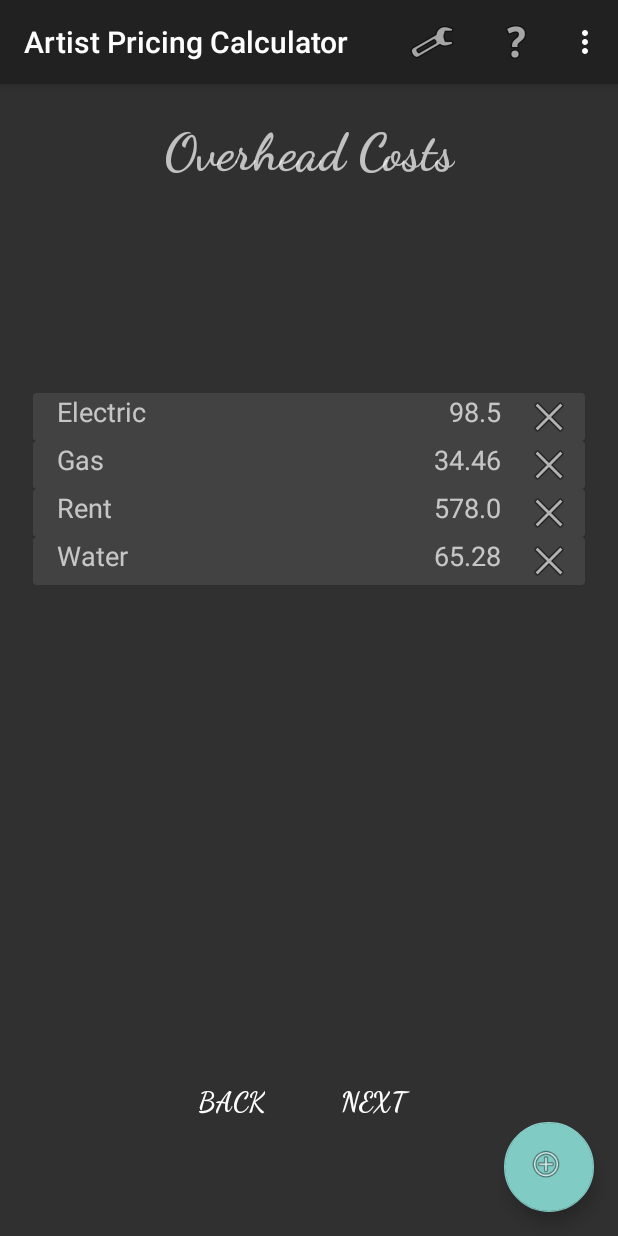
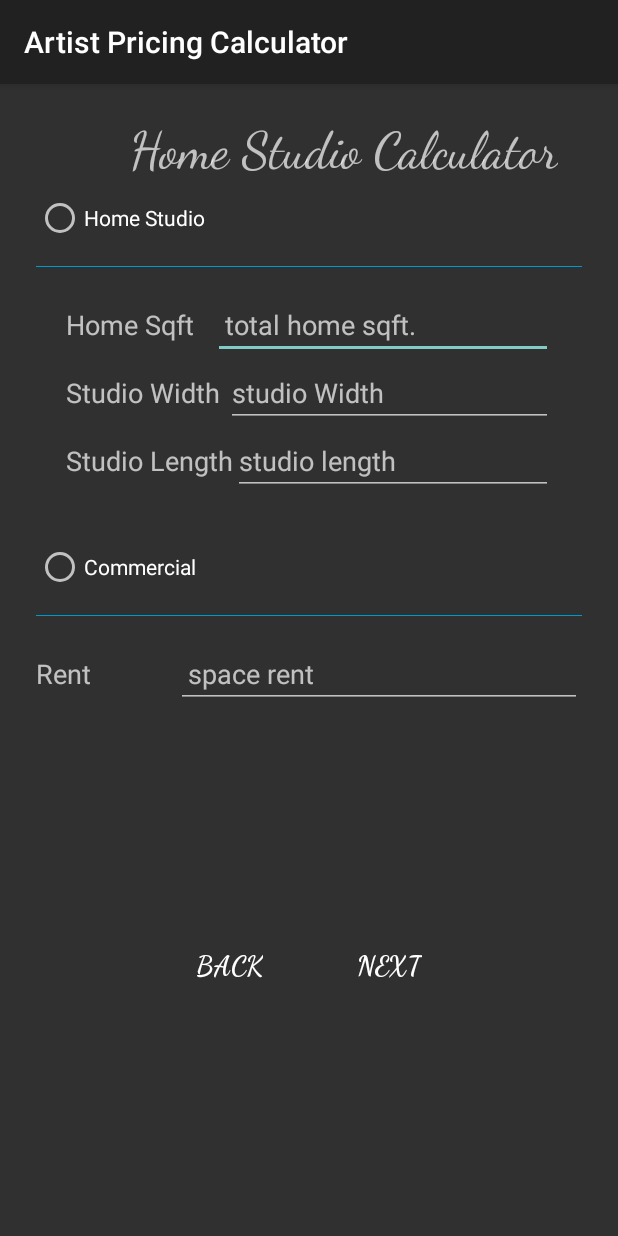
Before and after one commit to Monotoba/ArtistPricingCalculator, an Android app: the screen it shows after launch (OverheadActivity before the commit, StudioTypeActivity after it), after a tap on "Settings", on a phone screen of 412 x 824 dp. Run offline under Robolectric (Android 15) with nearby library versions, the phone set to English and light mode, and no system bars.

Commit message:
Added Studio Type Page

```diff
--- a/app/build.gradle
+++ b/app/build.gradle
@@ -19,6 +19,7 @@ android {
     }
 }
 
+
 dependencies {
     implementation fileTree(dir: 'libs', include: ['*.jar'])
     implementation 'com.android.support:appcompat-v7:26.1.0'
--- a/app/src/main/AndroidManifest.xml
+++ b/app/src/main/AndroidManifest.xml
@@ -60,7 +60,8 @@
         <activity android:name=".HomeStudioCalcActivity" />
         <activity
             android:name=".SettingsActivity"
-            android:label="@string/title_activity_settings"></activity>
+            android:label="@string/title_activity_settings" />
+        <activity android:name=".StudioTypeActivity"></activity>
     </application>
 
 </manifest>
--- a/app/src/main/java/com/example/randy/artistpricingcalculator/BaseActivity.java
+++ b/app/src/main/java/com/example/randy/artistpricingcalculator/BaseActivity.java
@@ -44,8 +44,10 @@ public class BaseActivity extends AppCompatActivity {
 
         switch(item.getItemId()) {
             case R.id.mnu_action_configuration:
-                Intent overheadIntent = new Intent(this, OverheadActivity.class);
-                startActivity(overheadIntent);
+//                Intent overheadIntent = new Intent(this, OverheadActivity.class);
+//                startActivity(overheadIntent);
+                Intent studioIntent = new Intent(this, StudioTypeActivity.class);
+                startActivity(studioIntent);
                 break;
 
             case R.id.mnu_action_help:
--- /dev/null
+++ b/app/src/main/java/com/example/randy/artistpricingcalculator/StudioTypeActivity.java
@@ -0,0 +1,26 @@
+package com.example.randy.artistpricingcalculator;
+
+import android.content.Intent;
+import android.support.v7.app.AppCompatActivity;
+import android.os.Bundle;
+import android.view.View;
+
+public class StudioTypeActivity extends AppCompatActivity {
+
+    @Override
+    protected void onCreate(Bundle savedInstanceState) {
+        super.onCreate(savedInstanceState);
+        setContentView(R.layout.activity_studio_type);
+    }
+
+
+    public void onNext(View view) {
+        Intent overheadIntent = new Intent(this, OverheadActivity.class);
+        startActivity(overheadIntent);
+    }
+
+
+    public void onBack(View view) {
+        finish();
+    }
+}
--- /dev/null
+++ b/app/src/main/res/layout/activity_studio_type.xml
@@ -0,0 +1,257 @@
+<?xml version="1.0" encoding="utf-8"?>
+<android.support.constraint.ConstraintLayout xmlns:android="http://schemas.android.com/apk/res/android"
+    xmlns:app="http://schemas.android.com/apk/res-auto"
+    xmlns:tools="http://schemas.android.com/tools"
+    android:layout_width="match_parent"
+    android:layout_height="match_parent"
+    tools:context="com.example.randy.artistpricingcalculator.StudioTypeActivity">
+
+
+    <TextView
+        android:id="@+id/tv_studio_type_page_title"
+        android:layout_width="wrap_content"
+        android:layout_height="wrap_content"
+        android:layout_marginEnd="8dp"
+        android:layout_marginStart="8dp"
+        android:layout_marginTop="24dp"
+        android:fontFamily="cursive"
+        android:text="Home Studio Calculator"
+        android:textAppearance="@style/TextAppearance.AppCompat.Display1"
+        android:typeface="serif"
+        app:layout_constraintEnd_toEndOf="parent"
+        app:layout_constraintHorizontal_bias="0.712"
+        app:layout_constraintStart_toStartOf="parent"
+        app:layout_constraintTop_toTopOf="parent" />
+
+    <RadioButton
+        android:id="@+id/radioButton"
+        android:layout_width="wrap_content"
+        android:layout_height="wrap_content"
+        android:layout_marginStart="24dp"
+        android:layout_marginTop="8dp"
+        android:text="Home Studio"
+        app:layout_constraintStart_toStartOf="parent"
+        app:layout_constraintTop_toBottomOf="@+id/tv_studio_type_page_title" />
+
+    <ImageView
+        android:id="@+id/iv_bar1"
+        android:layout_width="match_parent"
+        android:layout_height="wrap_content"
+        android:layout_marginEnd="24dp"
+        android:layout_marginStart="24dp"
+        android:paddingBottom="8dp"
+        android:paddingTop="16dp"
+        app:layout_constraintEnd_toEndOf="parent"
+        app:layout_constraintStart_toStartOf="parent"
+        app:layout_constraintTop_toBottomOf="@+id/radioButton"
+        app:srcCompat="@android:color/holo_blue_dark" />
+
+    <LinearLayout
+        android:id="@+id/ll_studio_type_container"
+        android:layout_width="wrap_content"
+        android:layout_height="wrap_content"
+        android:layout_marginEnd="16dp"
+        android:layout_marginStart="16dp"
+        android:layout_marginTop="8dp"
+        android:orientation="vertical"
+        android:paddingEnd="8dp"
+        android:paddingStart="8dp"
+        app:layout_constraintEnd_toEndOf="parent"
+        app:layout_constraintStart_toStartOf="parent"
+        app:layout_constraintTop_toBottomOf="@+id/iv_bar1">
+
+        <LinearLayout
+            android:layout_width="match_parent"
+            android:layout_height="wrap_content"
+            android:orientation="horizontal">
+
+            <TextView
+                android:id="@+id/tv_home_sqft_label"
+                android:layout_width="wrap_content"
+                android:layout_height="wrap_content"
+                android:layout_weight="1"
+                android:text="Home Sqft"
+                android:textAppearance="@style/TextAppearance.AppCompat.Medium" />
+
+            <EditText
+                android:id="@+id/et_home_sqft_value"
+                android:layout_width="wrap_content"
+                android:layout_height="wrap_content"
+                android:layout_weight="1"
+                android:ems="10"
+                android:hint="total home sqft."
+                android:inputType="number|numberDecimal"
+                android:nextFocusDown="@id/et_studio_width_value"
+                android:paddingStart="8dp" />
+        </LinearLayout>
+
+        <LinearLayout
+            android:layout_width="match_parent"
+            android:layout_height="wrap_content"
+            android:orientation="horizontal">
+
+            <TextView
+                android:id="@+id/tv_studio_width_label"
+                android:layout_width="wrap_content"
+                android:layout_height="wrap_content"
+                android:layout_weight="1"
+                android:text="Studio Width"
+                android:textAppearance="@style/TextAppearance.AppCompat.Medium"
+                tools:text="Studio Width" />
+
+            <EditText
+                android:id="@+id/et_studio_width_value"
+                android:layout_width="wrap_content"
+                android:layout_height="wrap_content"
+                android:layout_weight="1"
+                android:ems="10"
+                android:hint="studio Width"
+                android:inputType="number|numberDecimal"
+                android:nextFocusDown="@id/et_studio_length_value" />
+
+        </LinearLayout>
+
+        <LinearLayout
+            android:layout_width="match_parent"
+            android:layout_height="wrap_content"
+            android:orientation="horizontal">
+
+            <TextView
+                android:id="@+id/tv_studio_length_label"
+                android:layout_width="wrap_content"
+                android:layout_height="wrap_content"
+                android:layout_weight="1"
+                android:text="Studio Length"
+                android:textAppearance="@style/TextAppearance.AppCompat.Medium" />
+
+            <EditText
+                android:id="@+id/et_studio_length_value"
+                android:layout_width="wrap_content"
+                android:layout_height="wrap_content"
+                android:layout_weight="1"
+                android:ems="10"
+                android:hint="studio length"
+                android:inputType="number|numberDecimal"
+                android:nextFocusDown="@id/btn_action_calculate" />
+        </LinearLayout>
+
+        <!--<ImageView-->
+            <!--android:id="@+id/iv_bar2"-->
+            <!--android:layout_width="match_parent"-->
+            <!--android:layout_height="wrap_content"-->
+            <!--android:paddingBottom="8dp"-->
+            <!--android:paddingTop="16dp"-->
+            <!--app:srcCompat="@android:color/holo_blue_dark" />-->
+
+
+    </LinearLayout>
+    <!--        Bottom Container Follows   -->
+    <RadioButton
+        android:id="@+id/rb_studio_type_store"
+        android:layout_width="wrap_content"
+        android:layout_height="wrap_content"
+        android:layout_marginStart="24dp"
+        android:layout_marginTop="32dp"
+        android:text="Commercial"
+        app:layout_constraintStart_toStartOf="parent"
+        app:layout_constraintTop_toBottomOf="@+id/ll_studio_type_container" />
+
+    <ImageView
+        android:id="@+id/iv_bar3"
+        android:layout_width="match_parent"
+        android:layout_height="wrap_content"
+        android:layout_marginEnd="24dp"
+        android:layout_marginStart="24dp"
+        android:paddingBottom="8dp"
+        android:paddingTop="16dp"
+        app:layout_constraintEnd_toEndOf="parent"
+        app:layout_constraintStart_toStartOf="parent"
+        app:layout_constraintTop_toBottomOf="@+id/rb_studio_type_store"
+        app:srcCompat="@android:color/holo_blue_dark" />
+
+    <LinearLayout
+        android:id="@+id/ll_studio_type_container2"
+        android:layout_width="match_parent"
+        android:layout_height="wrap_content"
+        android:layout_marginEnd="16dp"
+        android:layout_marginStart="16dp"
+        android:layout_marginTop="8dp"
+        android:orientation="vertical"
+        android:paddingEnd="8dp"
+        android:paddingStart="8dp"
+        app:layout_constraintEnd_toEndOf="parent"
+        app:layout_constraintHorizontal_bias="0.0"
+        app:layout_constraintStart_toStartOf="parent"
+        app:layout_constraintTop_toBottomOf="@+id/iv_bar3">
+
+        <LinearLayout
+            android:layout_width="match_parent"
+            android:layout_height="wrap_content"
+            android:orientation="horizontal">
+
+            <TextView
+                android:id="@+id/tv_store_rent_label"
+                android:layout_width="wrap_content"
+                android:layout_height="wrap_content"
+                android:layout_weight="1"
+                android:text="Rent"
+                android:textAppearance="@style/TextAppearance.AppCompat.Medium" />
+
+            <EditText
+                android:id="@+id/et_store_rent_value"
+                android:layout_width="wrap_content"
+                android:layout_height="wrap_content"
+                android:layout_weight="1"
+                android:ems="10"
+                android:hint="space rent"
+                android:inputType="number|numberDecimal"
+                android:nextFocusDown="@id/et_studio_width_value"
+                android:paddingStart="8dp" />
+        </LinearLayout>
+
+
+    </LinearLayout>
+
+
+    <TextView
+        android:id="@+id/tv_overhead_back_action"
+        android:layout_width="wrap_content"
+        android:layout_height="wrap_content"
+        android:layout_marginBottom="16dp"
+        android:layout_marginEnd="8dp"
+        android:layout_marginStart="8dp"
+        android:layout_marginTop="8dp"
+        android:fontFamily="cursive"
+        android:onClick="onBack"
+        android:text="Back"
+        android:textAppearance="@style/TextAppearance.AppCompat.Button"
+        android:textSize="18sp"
+        android:textStyle="bold"
+        android:typeface="serif"
+        app:layout_constraintBottom_toBottomOf="parent"
+        app:layout_constraintEnd_toEndOf="parent"
+        app:layout_constraintHorizontal_bias="0.35"
+        app:layout_constraintStart_toStartOf="parent"
+        app:layout_constraintTop_toBottomOf="@+id/ll_studio_type_container2"
+        tools:text="Back" />
+
+    <TextView
+        android:id="@+id/tv_overhead_next"
+        android:layout_width="wrap_content"
+        android:layout_height="wrap_content"
+        android:layout_marginEnd="32dp"
+        android:layout_marginStart="8dp"
+        android:fontFamily="cursive"
+        android:onClick="onNext"
+        android:text="Next"
+        android:textAppearance="@style/TextAppearance.AppCompat.Button"
+        android:textSize="18sp"
+        android:textStyle="bold"
+        android:typeface="serif"
+        app:layout_constraintBaseline_toBaselineOf="@+id/tv_overhead_back_action"
+        app:layout_constraintEnd_toEndOf="parent"
+        app:layout_constraintHorizontal_bias="0.7"
+        app:layout_constraintStart_toStartOf="parent"
+        tools:text="Next" />
+
+</android.support.constraint.ConstraintLayout>
```
